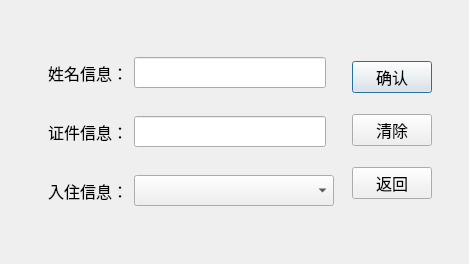
First picture: the form in Hotel Managing System/Insert Customer Dialog.ui, repository Shu-Huai/Hotel-Managing-System, before the edit.
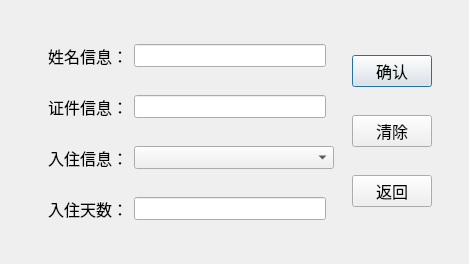
Second picture: the form after the edit.

Diff of the .ui file:
```diff
--- a/Hotel Managing System/Insert Customer Dialog.ui
+++ b/Hotel Managing System/Insert Customer Dialog.ui
@@ -137,6 +137,35 @@
            </layout>
           </widget>
          </item>
+         <item>
+          <widget class="QWidget" name="dayPanel" native="true">
+           <layout class="QHBoxLayout" name="horizontalLayout_5">
+            <item>
+             <widget class="QLabel" name="dayLabel">
+              <property name="font">
+               <font>
+                <family>宋体</family>
+                <pointsize>12</pointsize>
+               </font>
+              </property>
+              <property name="text">
+               <string>入住天数：</string>
+              </property>
+             </widget>
+            </item>
+            <item>
+             <widget class="QLineEdit" name="dayEdit">
+              <property name="font">
+               <font>
+                <family>宋体</family>
+                <pointsize>12</pointsize>
+               </font>
+              </property>
+             </widget>
+            </item>
+           </layout>
+          </widget>
+         </item>
         </layout>
        </widget>
       </item>
```
